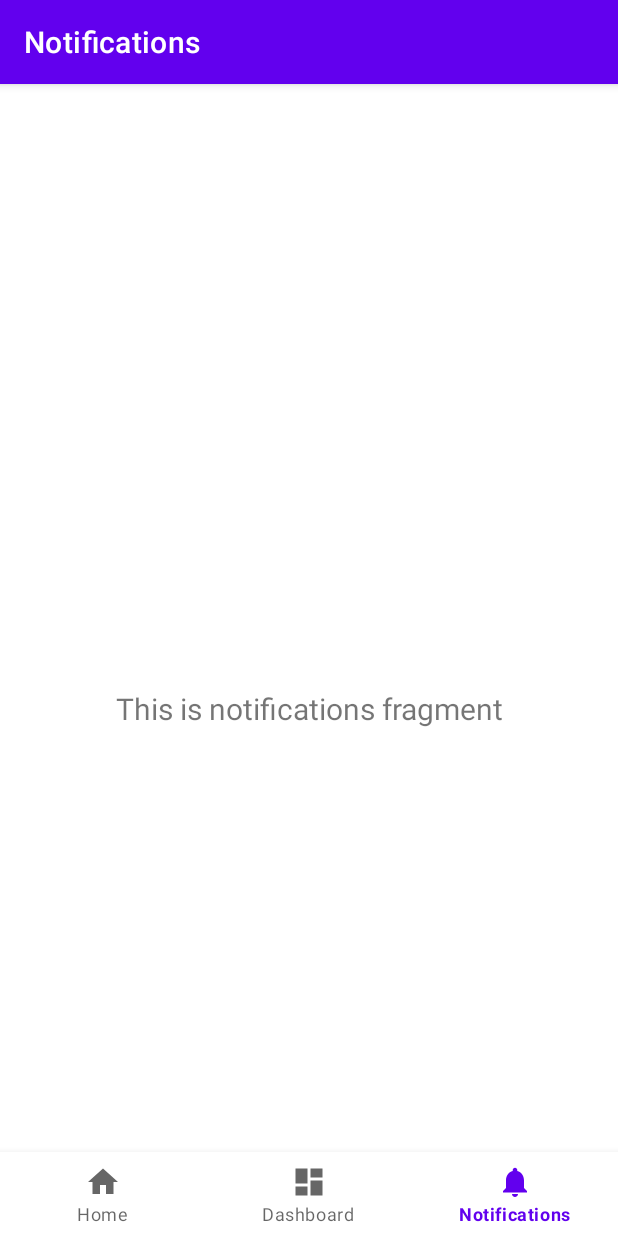
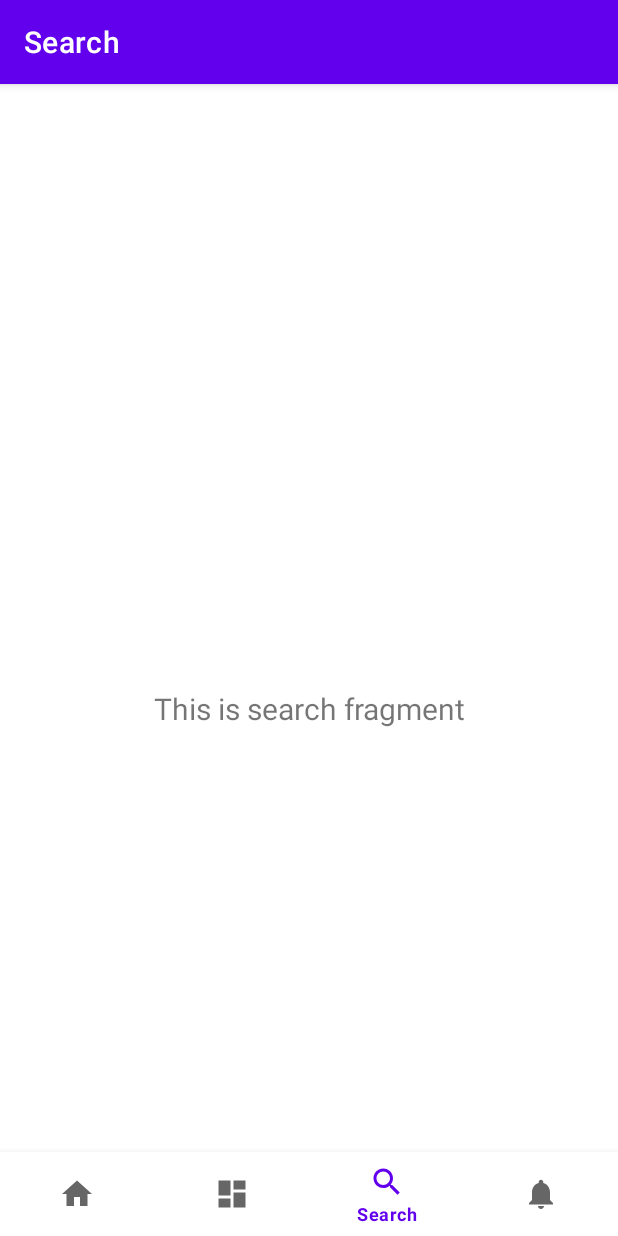
Before and after one commit to liang-zhihao/ai-chatbot, an Android app: the screen it shows after launch (MainActivity), item 3 of the bottom bar chosen, on a phone screen of 412 x 824 dp. Run offline under Robolectric (Android 15) with nearby library versions, the phone set to English and light mode, and no system bars; our stand-ins replace navigation-ui.

Commit message:
[Feat] add search page

```diff
--- a/Aichatbot/app/src/main/java/com/unimelb/aichatbot/MainActivity.java
+++ b/Aichatbot/app/src/main/java/com/unimelb/aichatbot/MainActivity.java
@@ -27,7 +27,7 @@ public class MainActivity extends AppCompatActivity {
         // Passing each menu ID as a set of Ids because each
         // menu should be considered as top level destinations.
         AppBarConfiguration appBarConfiguration = new AppBarConfiguration.Builder(
-                R.id.navigation_home, R.id.navigation_dashboard, R.id.navigation_notifications)
+                R.id.navigation_home, R.id.navigation_dashboard, R.id.navigation_search, R.id.navigation_notifications)
                 .build();
         NavController navController = Navigation.findNavController(this, R.id.nav_host_fragment_activity_main);
         NavigationUI.setupActionBarWithNavController(this, navController, appBarConfiguration);
--- /dev/null
+++ b/Aichatbot/app/src/main/java/com/unimelb/aichatbot/ui/search/SearchFragment.java
@@ -0,0 +1,38 @@
+package com.unimelb.aichatbot.ui.search;
+
+import android.os.Bundle;
+import android.view.LayoutInflater;
+import android.view.View;
+import android.view.ViewGroup;
+import android.widget.TextView;
+
+import androidx.annotation.NonNull;
+import androidx.fragment.app.Fragment;
+import androidx.lifecycle.ViewModelProvider;
+
+import com.unimelb.aichatbot.databinding.FragmentSearchBinding;
+import com.unimelb.aichatbot.ui.notifications.NotificationsViewModel;
+
+public class SearchFragment extends Fragment {
+
+    private FragmentSearchBinding binding;
+
+    public View onCreateView(@NonNull LayoutInflater inflater,
+                             ViewGroup container, Bundle savedInstanceState) {
+        SearchViewModel searchViewModel =
+                new ViewModelProvider(this).get(SearchViewModel.class);
+
+        binding = FragmentSearchBinding.inflate(inflater, container, false);
+        View root = binding.getRoot();
+
+        final TextView textView = binding.textSearch;
+        searchViewModel.getText().observe(getViewLifecycleOwner(), textView::setText);
+        return root;
+    }
+
+    @Override
+    public void onDestroyView() {
+        super.onDestroyView();
+        binding = null;
+    }
+}
--- /dev/null
+++ b/Aichatbot/app/src/main/java/com/unimelb/aichatbot/ui/search/SearchViewModel.java
@@ -0,0 +1,19 @@
+package com.unimelb.aichatbot.ui.search;
+
+import androidx.lifecycle.LiveData;
+import androidx.lifecycle.MutableLiveData;
+import androidx.lifecycle.ViewModel;
+
+public class SearchViewModel extends ViewModel {
+
+    private final MutableLiveData<String> mText;
+
+    public SearchViewModel() {
+        mText = new MutableLiveData<>();
+        mText.setValue("This is search fragment");
+    }
+
+    public LiveData<String> getText() {
+        return mText;
+    }
+}
--- /dev/null
+++ b/Aichatbot/app/src/main/res/drawable/ic_search_black_24dp.xml
@@ -0,0 +1,5 @@
+<vector android:height="24dp" android:tint="#000000"
+    android:viewportHeight="24" android:viewportWidth="24"
+    android:width="24dp" xmlns:android="http://schemas.android.com/apk/res/android">
+    <path android:fillColor="@android:color/white" android:pathData="M15.5,14h-0.79l-0.28,-0.27C15.41,12.59 16,11.11 16,9.5 16,5.91 13.09,3 9.5,3S3,5.91 3,9.5 5.91,16 9.5,16c1.61,0 3.09,-0.59 4.23,-1.57l0.27,0.28v0.79l5,4.99L20.49,19l-4.99,-5zM9.5,14C7.01,14 5,11.99 5,9.5S7.01,5 9.5,5 14,7.01 14,9.5 11.99,14 9.5,14z"/>
+</vector>
--- /dev/null
+++ b/Aichatbot/app/src/main/res/layout/fragment_search.xml
@@ -0,0 +1,22 @@
+<?xml version="1.0" encoding="utf-8"?>
+<androidx.constraintlayout.widget.ConstraintLayout xmlns:android="http://schemas.android.com/apk/res/android"
+    xmlns:app="http://schemas.android.com/apk/res-auto"
+    xmlns:tools="http://schemas.android.com/tools"
+    android:layout_width="match_parent"
+    android:layout_height="match_parent"
+    tools:context=".ui.search.SearchFragment">
+
+    <TextView
+        android:id="@+id/text_search"
+        android:layout_width="match_parent"
+        android:layout_height="wrap_content"
+        android:layout_marginStart="8dp"
+        android:layout_marginTop="8dp"
+        android:layout_marginEnd="8dp"
+        android:textAlignment="center"
+        android:textSize="20sp"
+        app:layout_constraintBottom_toBottomOf="parent"
+        app:layout_constraintEnd_toEndOf="parent"
+        app:layout_constraintStart_toStartOf="parent"
+        app:layout_constraintTop_toTopOf="parent" />
+</androidx.constraintlayout.widget.ConstraintLayout>
--- a/Aichatbot/app/src/main/res/menu/bottom_nav_menu.xml
+++ b/Aichatbot/app/src/main/res/menu/bottom_nav_menu.xml
@@ -12,6 +12,11 @@
         android:title="@string/title_dashboard" />
 
     <item
+        android:id="@+id/navigation_search"
+        android:icon="@drawable/ic_search_black_24dp"
+        android:title="@string/title_search" />
+
+    <item
         android:id="@+id/navigation_notifications"
         android:icon="@drawable/ic_notifications_black_24dp"
         android:title="@string/title_notifications" />
--- a/Aichatbot/app/src/main/res/navigation/mobile_navigation.xml
+++ b/Aichatbot/app/src/main/res/navigation/mobile_navigation.xml
@@ -22,4 +22,10 @@
         android:name="com.unimelb.aichatbot.ui.notifications.NotificationsFragment"
         android:label="@string/title_notifications"
         tools:layout="@layout/fragment_notifications" />
+
+    <fragment
+        android:id="@+id/navigation_search"
+        android:name="com.unimelb.aichatbot.ui.search.SearchFragment"
+        android:label="@string/title_search"
+        tools:layout="@layout/fragment_search" />
 </navigation>
--- a/Aichatbot/app/src/main/res/values/strings.xml
+++ b/Aichatbot/app/src/main/res/values/strings.xml
@@ -3,4 +3,5 @@
     <string name="title_home">Home</string>
     <string name="title_dashboard">Dashboard</string>
     <string name="title_notifications">Notifications</string>
+    <string name="title_search">Search</string>
 </resources>
```
